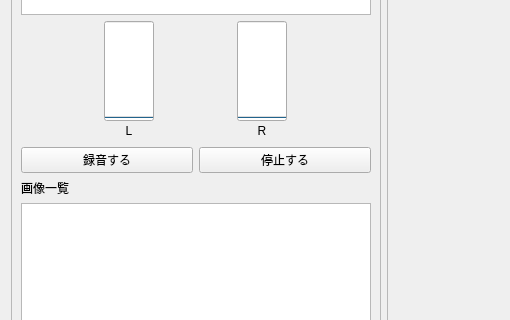
Before: the Qt Designer form ui/recordWithPhotoDialog.ui in yufujimoto/SurveyDataCollector, drawn with Qt 5; both pictures show x 0 to 510 and y 130 to 450 of the 800 by 601 pixel window.
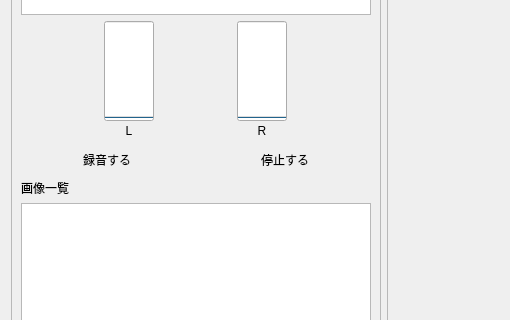
After: the same form once the commit is applied.

Diff of the .ui file:
```diff
--- a/ui/recordWithPhotoDialog.ui
+++ b/ui/recordWithPhotoDialog.ui
@@ -177,6 +177,9 @@
             <property name="text">
              <string>録音する</string>
             </property>
+            <property name="flat">
+             <bool>true</bool>
+            </property>
            </widget>
           </item>
           <item>
@@ -184,6 +187,9 @@
             <property name="text">
              <string>停止する</string>
             </property>
+            <property name="flat">
+             <bool>true</bool>
+            </property>
            </widget>
           </item>
          </layout>
```
